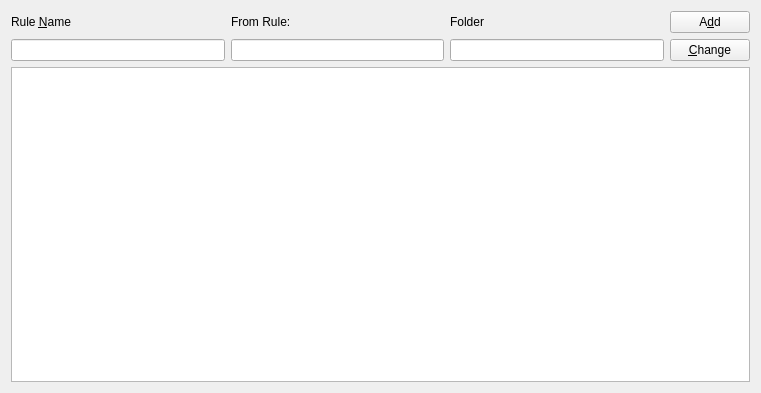
Qt form main/RulesView.ui (towel42-com/RulesMaker) before a commit.
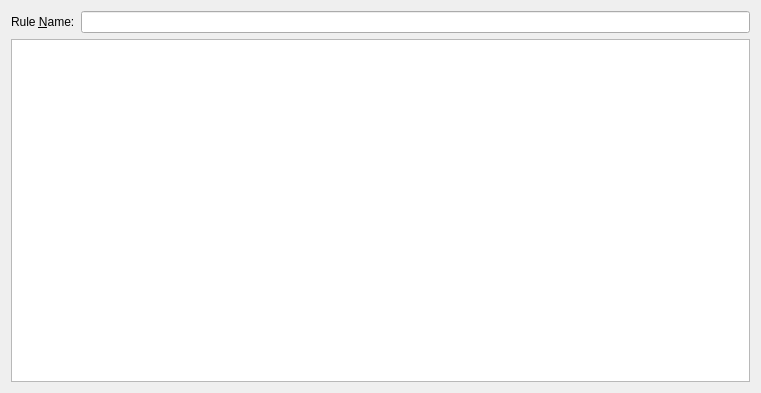
The same form after that commit.

```diff
--- a/main/RulesView.ui
+++ b/main/RulesView.ui
@@ -14,62 +14,22 @@
    <string>Dialog</string>
   </property>
   <layout class="QGridLayout" name="gridLayout">
-   <item row="1" column="0">
-    <widget class="QLineEdit" name="name"/>
-   </item>
-   <item row="1" column="2">
-    <widget class="QLineEdit" name="folder"/>
-   </item>
-   <item row="0" column="0">
+   <item row="0" column="0" colspan="2">
     <widget class="QLabel" name="label">
      <property name="text">
-      <string>Rule &amp;Name</string>
+      <string>Rule &amp;Name:</string>
      </property>
      <property name="buddy">
       <cstring>name</cstring>
      </property>
     </widget>
    </item>
-   <item row="0" column="3">
-    <widget class="QPushButton" name="addButton">
-     <property name="text">
-      <string>A&amp;dd</string>
-     </property>
-    </widget>
-   </item>
-   <item row="1" column="1">
-    <widget class="QLineEdit" name="from"/>
-   </item>
    <item row="0" column="2">
-    <widget class="QLabel" name="label_3">
-     <property name="text">
-      <string>Folder</string>
-     </property>
-     <property name="buddy">
-      <cstring>folder</cstring>
-     </property>
-    </widget>
+    <widget class="QLineEdit" name="name"/>
    </item>
-   <item row="2" column="0" colspan="4">
+   <item row="2" column="0" colspan="3">
     <widget class="QTreeView" name="rules"/>
    </item>
-   <item row="0" column="1">
-    <widget class="QLabel" name="label_2">
-     <property name="text">
-      <string>From Rule:</string>
-     </property>
-     <property name="buddy">
-      <cstring>from</cstring>
-     </property>
-    </widget>
-   </item>
-   <item row="1" column="3">
-    <widget class="QPushButton" name="changeButton">
-     <property name="text">
-      <string>&amp;Change</string>
-     </property>
-    </widget>
-   </item>
   </layout>
  </widget>
  <tabstops>
```
Left out of the diff: 5 changed lines with no effect on the pictures.
